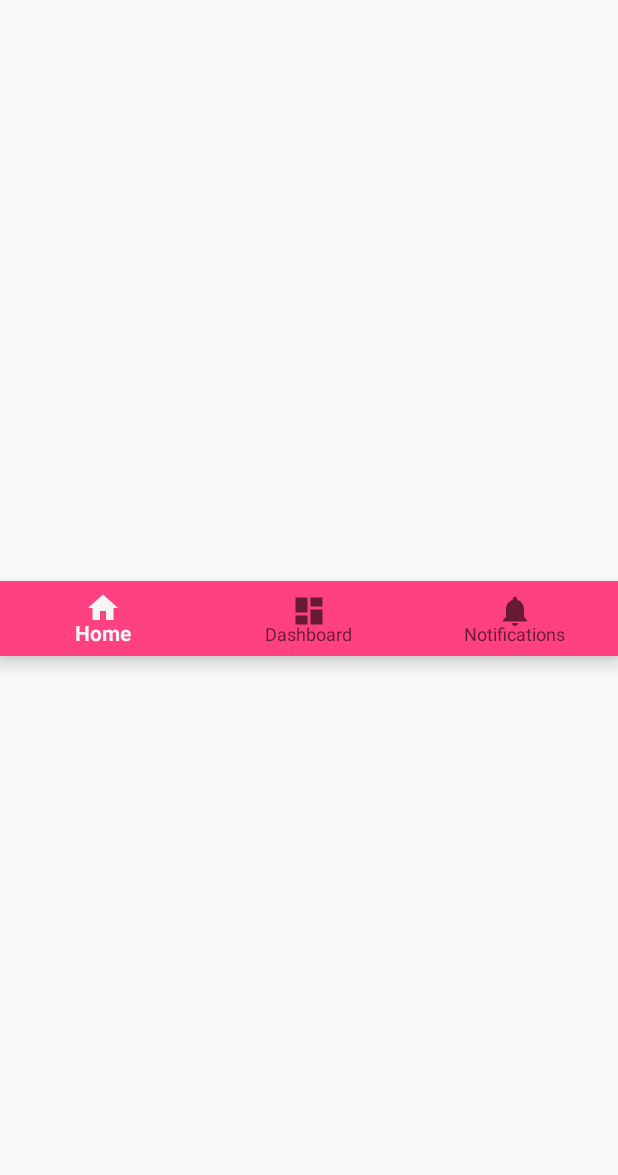
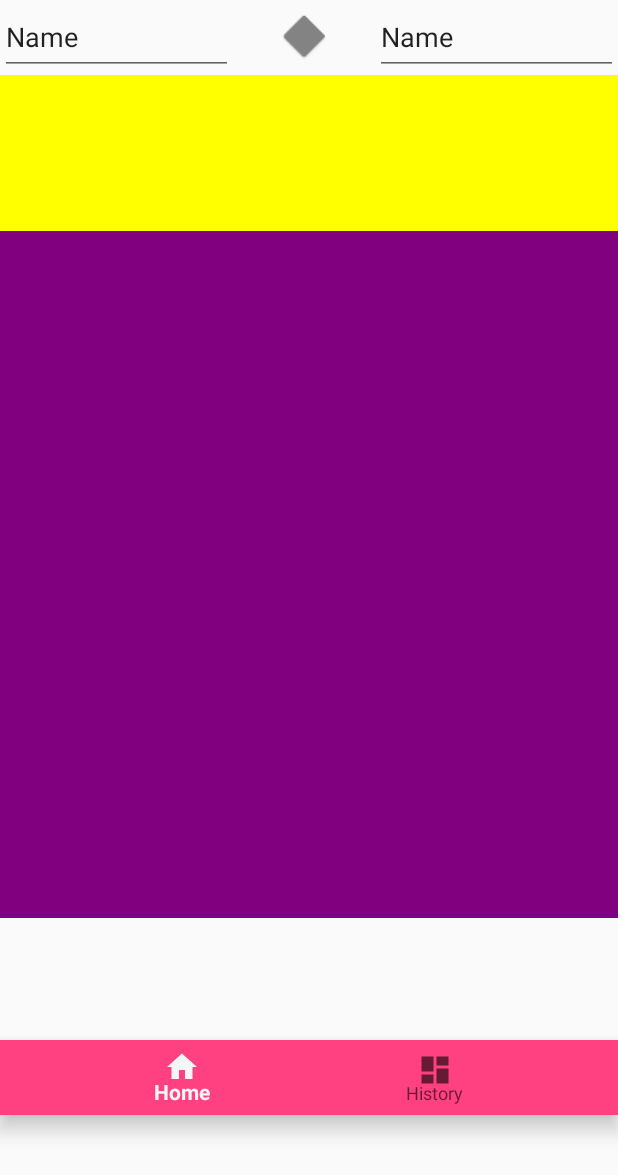
Before and after one commit to SemenNag/myyandextranslate, an Android app: the layout activity_main.xml on its own in the app's theme, with its tools: preview values and no code run, on a phone screen of 412 x 824 dp. Shown: the top 1175 px of the screen. Run offline under Robolectric (Android 15) with nearby library versions, the phone set to English and light mode, and no system bars.

Commit message:
move it move it

```diff
--- a/app/src/main/java/edu/semnag/myyandextranslate/fragments/home/LangSelectionFragment.java
+++ b/app/src/main/java/edu/semnag/myyandextranslate/fragments/home/LangSelectionFragment.java
@@ -10,6 +10,7 @@ import android.support.v4.widget.SimpleCursorAdapter;
 import android.view.LayoutInflater;
 import android.view.View;
 import android.view.ViewGroup;
+import android.widget.LinearLayout;
 import android.widget.ListView;
 
 import com.foxykeep.datadroid.requestmanager.Request;
--- a/app/src/main/res/layout/activity_main.xml
+++ b/app/src/main/res/layout/activity_main.xml
@@ -16,7 +16,67 @@
         app:layout_constraintLeft_toLeftOf="parent"
         app:layout_constraintRight_toRightOf="parent"
         app:layout_constraintTop_toTopOf="parent"
-        tools:layout="@layout/activity_home"></FrameLayout>
+        tools:layout="@layout/activity_home">
+
+        <android.support.constraint.ConstraintLayout
+            android:layout_width="match_parent"
+            android:layout_height="match_parent">
+
+            <EditText
+                android:id="@+id/fromLangSelection"
+                android:layout_width="155dp"
+                android:layout_height="@dimen/up_action_bar"
+                android:layout_marginLeft="0dp"
+                android:layout_marginTop="0dp"
+                android:ems="10"
+                android:focusable="false"
+                android:inputType="textPersonName"
+                android:text="Name"
+                app:layout_constraintLeft_toLeftOf="parent"
+                app:layout_constraintTop_toTopOf="parent" />
+
+            <EditText
+                android:id="@+id/toLangSelection"
+                android:layout_width="162dp"
+                android:layout_height="@dimen/up_action_bar"
+                android:layout_marginRight="0dp"
+                android:ems="10"
+                android:focusable="false"
+                android:inputType="textPersonName"
+                android:text="Name"
+                app:layout_constraintBaseline_toBaselineOf="@+id/fromLangSelection"
+                app:layout_constraintRight_toRightOf="parent" />
+
+            <ImageView
+                android:layout_width="43dp"
+                android:layout_height="@dimen/up_action_bar"
+                android:layout_marginLeft="0dp"
+                android:layout_marginRight="0dp"
+                android:contentDescription="@string/change_translate_direction"
+                android:src="@drawable/ic_translate_dir"
+                app:layout_constraintLeft_toRightOf="@+id/fromLangSelection"
+                app:layout_constraintRight_toLeftOf="@+id/toLangSelection" />
+
+            <EditText
+                android:id="@+id/home_inputSourceText"
+                android:layout_width="match_parent"
+                android:layout_height="104dp"
+                android:background="@color/inputSourceText"
+                android:inputType="textAutoCorrect"
+                app:layout_constraintLeft_toLeftOf="parent"
+                app:layout_constraintRight_toRightOf="parent"
+                app:layout_constraintTop_toBottomOf="@+id/fromLangSelection" />
+
+            <TextView
+                android:id="@+id/home_outPutText"
+                android:layout_width="match_parent"
+                android:layout_height="458dp"
+                android:background="@color/outputTranslateText"
+                app:layout_constraintLeft_toLeftOf="parent"
+                app:layout_constraintRight_toRightOf="parent"
+                app:layout_constraintTop_toBottomOf="@+id/home_inputSourceText" />
+        </android.support.constraint.ConstraintLayout>
+    </FrameLayout>
 
     <android.support.design.widget.BottomNavigationView
         android:id="@+id/navigation"
@@ -28,7 +88,4 @@
         app:layout_constraintRight_toRightOf="parent"
         app:layout_constraintTop_toBottomOf="@+id/contentContainer"
         app:menu="@menu/navigation" />
-
-    <!-- android:background="?android:attr/windowBackground"  -->
-
 </android.support.constraint.ConstraintLayout>
--- a/app/src/main/res/layout/lang_selection_row.xml
+++ b/app/src/main/res/layout/lang_selection_row.xml
@@ -4,9 +4,6 @@
     android:layout_height="match_parent"
     android:orientation="vertical">
 
-    <TextView
-        android:id="@+id/lang_selection_item"
-        android:layout_width="wrap_content"
-        android:layout_height="wrap_content" />
+
 
 </LinearLayout>
--- a/app/src/main/res/layout/list_fragment_base.xml
+++ b/app/src/main/res/layout/list_fragment_base.xml
@@ -4,9 +4,6 @@
     android:layout_height="match_parent">
 
 
-    <ListView
-        android:id="@android:id/list"
-        android:layout_width="match_parent"
-        android:layout_height="match_parent"></ListView>
+
 
 </LinearLayout>
--- a/app/src/main/res/menu/navigation.xml
+++ b/app/src/main/res/menu/navigation.xml
@@ -10,10 +10,4 @@
         android:id="@+id/navigation_history"
         android:icon="@drawable/ic_dashboard_black_24dp"
         android:title="@string/title_history" />
-
-    <item
-        android:id="@+id/navigation_notifications"
-        android:icon="@drawable/ic_notifications_black_24dp"
-        android:title="@string/title_notifications" />
-
 </menu>
--- a/app/src/main/res/values/strings.xml
+++ b/app/src/main/res/values/strings.xml
@@ -1,11 +1,6 @@
 <resources>
-    <!--to delete all template staff-->
     <string name="app_name">MyYandexTranslate</string>
     <string name="title_home">Home</string>
-    <string name="title_history">Dashboard</string>
-    <string name="title_notifications">Notifications</string>
+    <string name="title_history">History</string>
     <string name="change_translate_direction">Revert translate direction</string>
-    <!--usefull data-->
-    <string name="history_template_data">Here we can find a lot of data \n Here we can find a lot of data \n Here we can find a lot of data</string>
-
 </resources>
```
Also changed, not shown: app/src/main/java/edu/semnag/myyandextranslate/MainActivity.java (+23 -5 lines), app/src/main/res/layout/activity_home.xml (deleted, +0 -64 lines), app/src/main/res/layout/fragment_lang_selection.xml (added, +17 -0 lines).
